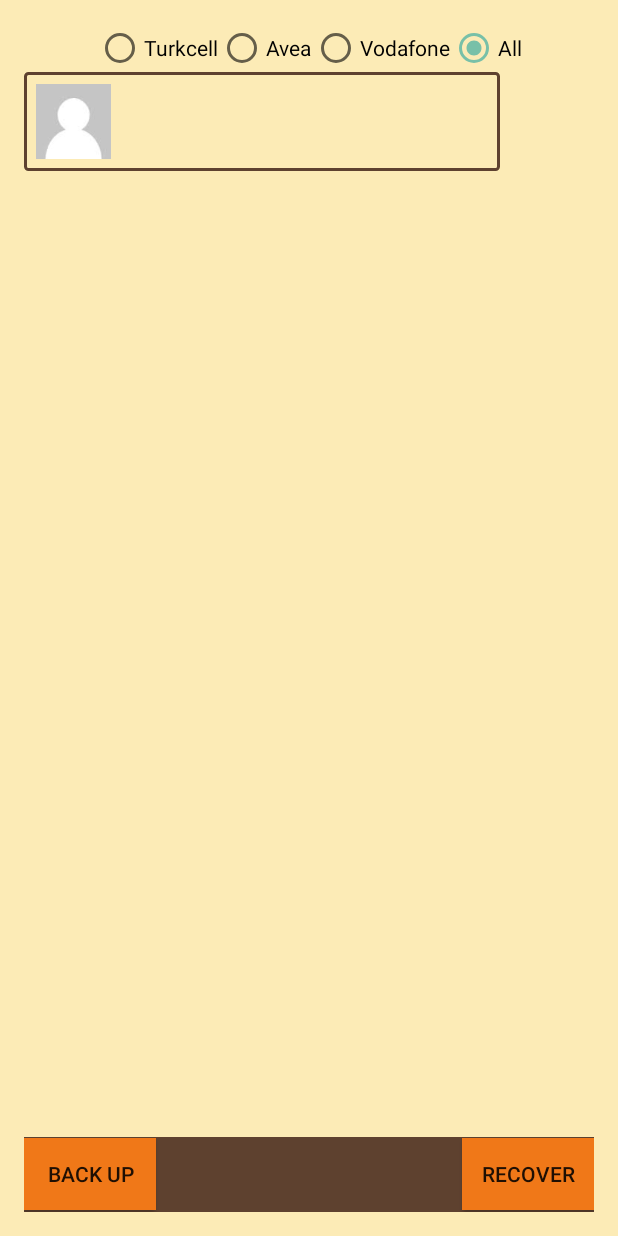
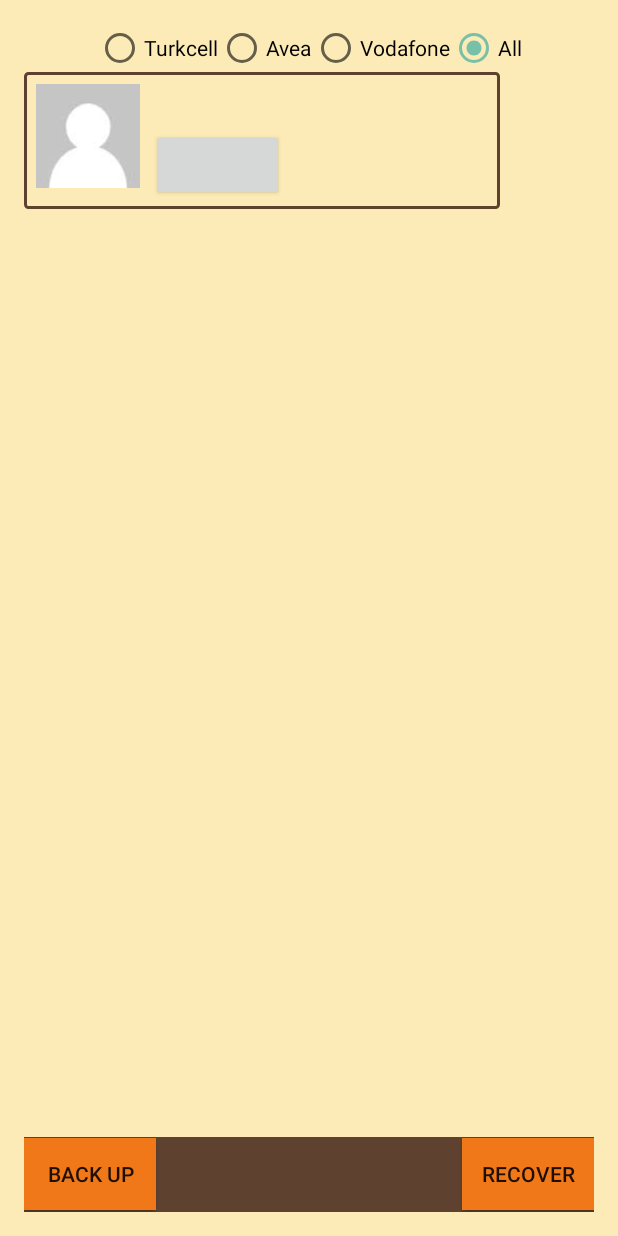
Before and after one commit to alparslan3806/ContactsProject, an Android app: the screen it shows after launch (MainActivity), after a tap on "All", on a phone screen of 412 x 824 dp. Run offline under Robolectric (Android 15) with nearby library versions, the phone set to English and light mode, and no system bars; 6 statements that could not run were skipped; 3 other taps on this screen came first.

Commit message:
Every objective is completed here in this commit. All of numbers are in the button, he/she can see the dialing page. This means I have done the dialing part

```diff
--- a/app/src/main/res/layout/item.xml
+++ b/app/src/main/res/layout/item.xml
@@ -19,8 +19,8 @@
 
                 <ImageView
                     android:id="@+id/userIcon"
-                    android:layout_width="50dp"
-                    android:layout_height="50dp"
+                    android:layout_width="69dp"
+                    android:layout_height="69dp"
                     android:layout_margin="8dp"
                     android:scaleType="fitXY" />
 
@@ -43,12 +43,15 @@
                             android:layout_width="wrap_content"
                             android:layout_height="wrap_content"
                             android:layout_marginTop="7dp"
+                            android:layout_marginLeft="10dp"
                             android:textColor="#f0a830"
                             android:textSize="15sp" />
 
                     </LinearLayout>
 
-                    <TextView
+                    <Button
+                        android:onClick="numberClicked"
+                        android:focusable="false"
                         android:id="@+id/usertext"
                         android:layout_width="wrap_content"
                         android:layout_height="wrap_content"
```
Also changed, not shown: app/src/main/java/alp/contactsproject/MainActivity.java (+15 -4 lines).
